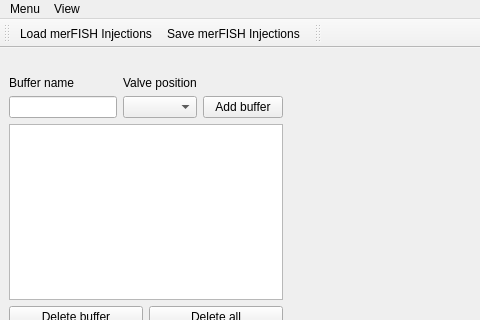
This is gui/merfish/ui_merfish.ui in fbarho/qudi-cbs as Qt 5 draws it before an edit; both pictures show x 0 to 480 and y 0 to 320 of the 1059 by 805 pixel window. The edited form follows.
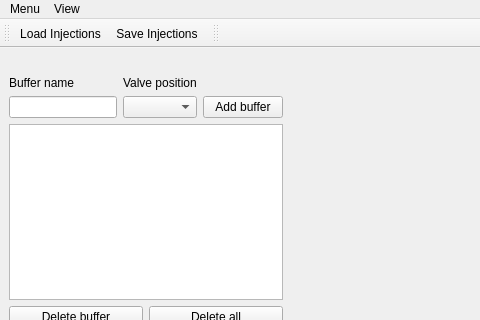
This is the edited form.

Commit message:
replaced merfish injections by injections for all visible elements
.. but not in the source code (modules are still called
merfish_something)

Patch:
```diff
--- a/gui/merfish/ui_merfish.ui
+++ b/gui/merfish/ui_merfish.ui
@@ -447,12 +447,12 @@
   </widget>
   <action name="save_Action">
    <property name="text">
-    <string>Save merFISH Injections</string>
+    <string>Save Injections</string>
    </property>
   </action>
   <action name="load_Action">
    <property name="text">
-    <string>Load merFISH Injections</string>
+    <string>Load Injections</string>
    </property>
   </action>
   <action name="close_Action">
```
Left out of the diff: 2 changed lines with no effect on the pictures. The commit also changes 3 other files.
